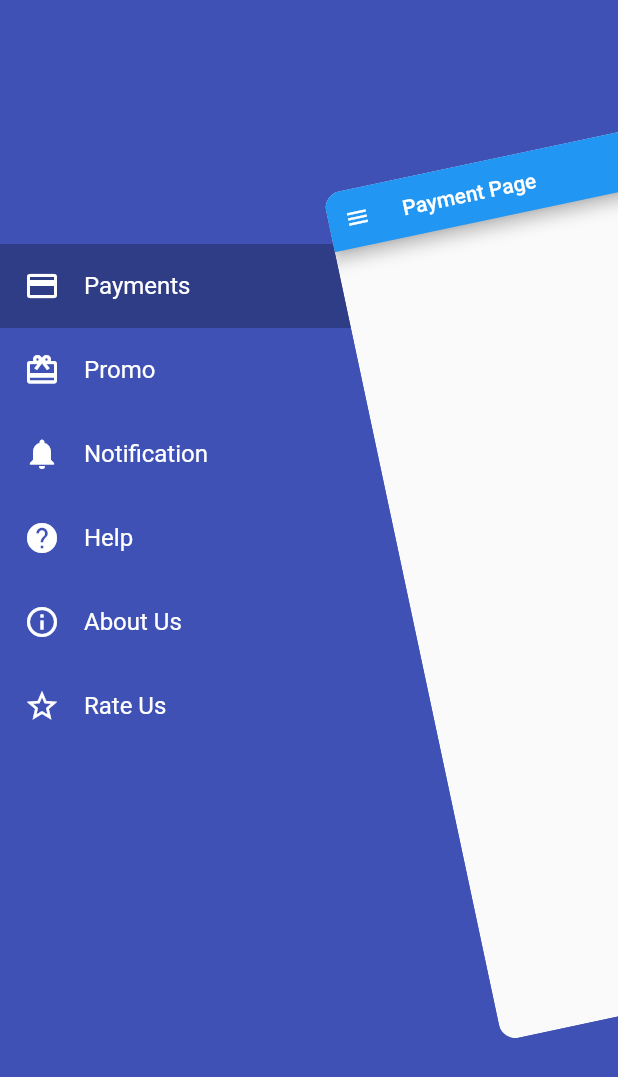
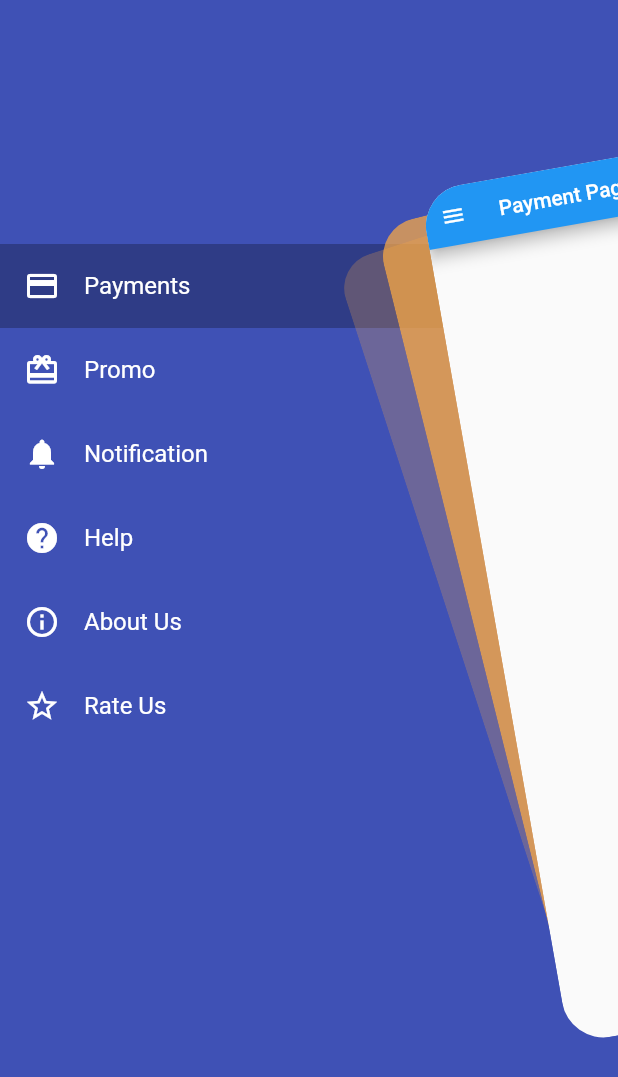
Before and after one commit to aditya263/Floating-Sidebar-Animation, a Flutter app: the screen it shows after launch, after a tap on the "menu" icon, on a phone screen of 412 x 824 dp. Shown: the top 1077 px of the screen. Run offline on Flutter 3.47's test engine with Material 2 defaults, Android fonts, the phone set to English and light mode, and no system bars; drawn by our look-alikes of flutter_zoom_drawer.

Commit message:
design completed

```diff
--- a/lib/ModelClass/menu_item.dart
+++ b/lib/ModelClass/menu_item.dart
@@ -1,9 +1,8 @@
 import 'package:flutter/cupertino.dart';
 
-class MenuItem{
+class MenuItem {
   final String title;
   final IconData icon;
 
   const MenuItem(this.title, this.icon);
-
 }
--- a/lib/home_page.dart
+++ b/lib/home_page.dart
@@ -16,11 +16,20 @@ class _HomePageStateState extends State<HomePageState> {
   @override
   Widget build(BuildContext context) => ZoomDrawer(
         style: DrawerStyle.Style1,
-        menuScreen: MenuPage(
-          currentItem: currentItem,
-          onSelectedItem: (item) {
-            setState(() => currentItem = item);
-          },
+        borderRadius: 40,
+        angle: -10,
+        slideWidth: MediaQuery.of(context).size.width * 0.8,
+        showShadow: true,
+        backgroundColor: Colors.orangeAccent,
+        menuScreen: Builder(
+          builder: (context) => MenuPage(
+            currentItem: currentItem,
+            onSelectedItem: (item) {
+              setState(() => currentItem = item);
+
+              ZoomDrawer.of(context)!.close();
+            },
+          ),
         ),
         mainScreen: getScreen(),
       );
```
Also changed, not shown: lib/promo_page.dart (indentation only).
